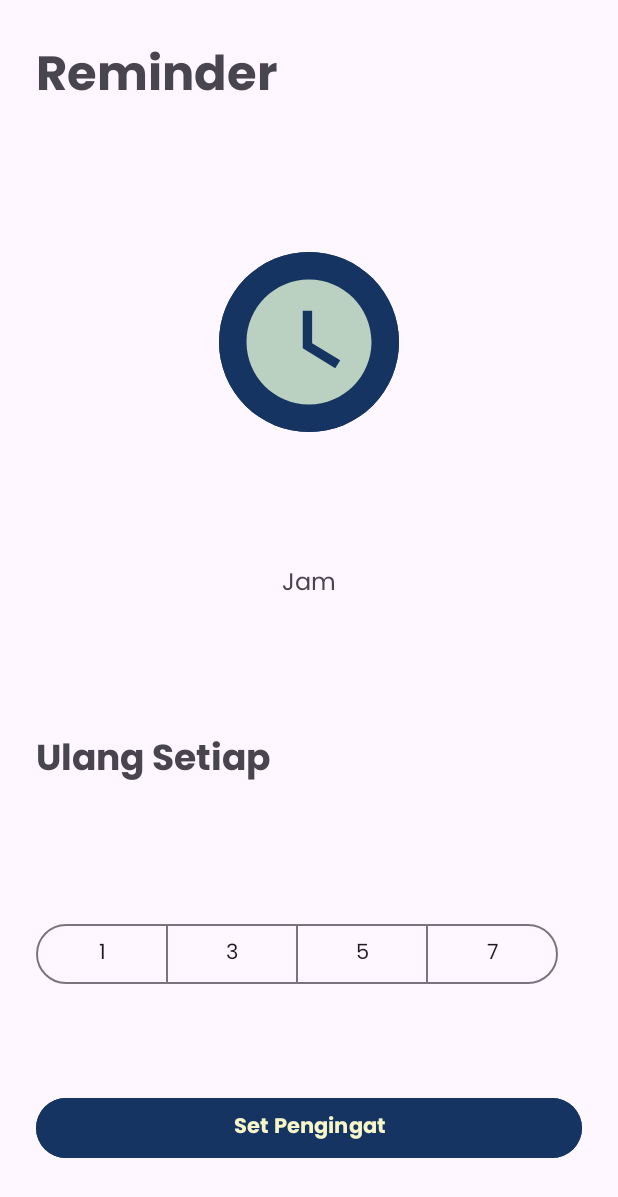
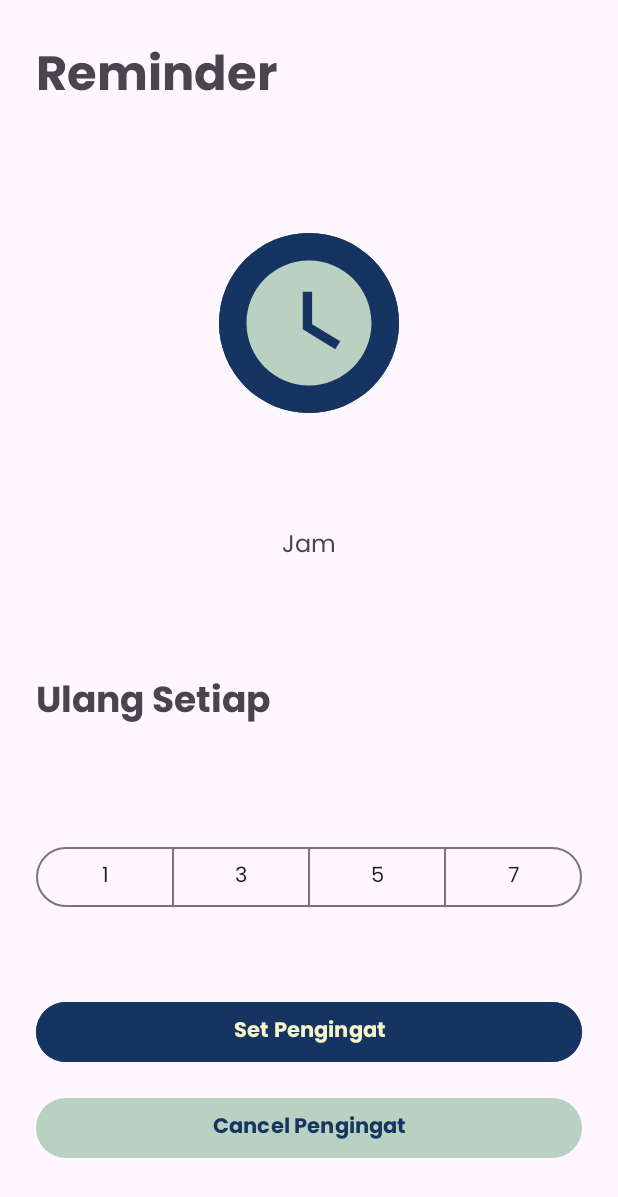
Before and after one commit to ASAH-Bangkit-2023/MD, an Android app: the ReminderActivity screen opened directly, with no data from a screen before it, on a phone screen of 412 x 824 dp. Shown: the top 1197 px of the screen. Run offline under Robolectric (Android 15) with nearby library versions, the light colour scheme and no system bars.

Commit message:
make reminder function
add preferences (reminder keys)
add injection (for AlarmRepository)
add permission for reminder

```diff
--- /dev/null
+++ b/app/src/main/java/com/example/md/injection/Injection.kt
@@ -0,0 +1,17 @@
+package com.example.md.injection
+
+import android.content.Context
+import androidx.datastore.core.DataStore
+import androidx.datastore.preferences.core.Preferences
+import androidx.datastore.preferences.preferencesDataStore
+import com.example.md.local.preference.AppPreference
+import com.example.md.repository.AlarmRepository
+
+private val Context.dataStore: DataStore<Preferences> by preferencesDataStore("app")
+
+object Injection {
+    fun getAlarmRepository(context: Context): AlarmRepository {
+        val dataStore = AppPreference.getInstace(context.dataStore)
+        return AlarmRepository(dataStore)
+    }
+}
--- /dev/null
+++ b/app/src/main/java/com/example/md/local/data/Alarm.kt
@@ -0,0 +1,6 @@
+package com.example.md.local.data
+
+data class Alarm(
+    val hour: String,
+    val repeat: Long
+)
--- /dev/null
+++ b/app/src/main/java/com/example/md/local/preference/AppPreference.kt
@@ -0,0 +1,54 @@
+package com.example.md.local.preference
+
+import android.util.Log
+import androidx.datastore.core.DataStore
+import androidx.datastore.preferences.core.Preferences
+import androidx.datastore.preferences.core.edit
+import androidx.datastore.preferences.core.longPreferencesKey
+import androidx.datastore.preferences.core.stringPreferencesKey
+import com.example.md.local.data.Alarm
+import kotlinx.coroutines.flow.Flow
+import kotlinx.coroutines.flow.map
+
+class AppPreference private constructor(private val dataStore: DataStore<Preferences>) {
+    private val HOUR = stringPreferencesKey("hour")
+    private val REPEAT = longPreferencesKey("repeat")
+
+    fun getAlarm(): Flow<Alarm> {
+        return dataStore.data.map { preferences ->
+            Log.e("appPreferenceGet", preferences.toString())
+            Alarm(
+                preferences[HOUR] ?: "",
+                preferences[REPEAT] ?: 0
+            )
+        }
+    }
+
+    suspend fun saveAlarm(hour: String, repeat: Long) {
+        Log.e("appPreferenceSave", "$hour : $repeat")
+        dataStore.edit { preferences ->
+            preferences[HOUR] = hour
+            preferences[REPEAT] = repeat
+        }
+    }
+
+    suspend fun cancelAlarm() {
+        dataStore.edit { preferences ->
+            preferences[HOUR] = ""
+            preferences[REPEAT] = 0
+        }
+    }
+
+    companion object {
+        @Volatile
+        private var INSTANCE: AppPreference? = null
+
+        fun getInstace(dataStore: DataStore<Preferences>): AppPreference {
+            return INSTANCE ?: synchronized(this) {
+                val instance = AppPreference(dataStore)
+                INSTANCE = instance
+                instance
+            }
+        }
+    }
+}
--- /dev/null
+++ b/app/src/main/java/com/example/md/repository/AlarmRepository.kt
@@ -0,0 +1,15 @@
+package com.example.md.repository
+
+import com.example.md.local.preference.AppPreference
+
+class AlarmRepository(private val pref: AppPreference) {
+    suspend fun saveAlarm(hour: String, repeat: Long) {
+        pref.saveAlarm(hour, repeat)
+    }
+
+    suspend fun cancelAlarm() {
+        pref.cancelAlarm()
+    }
+
+    fun getAlarm() = pref.getAlarm()
+}
--- a/app/src/main/java/com/example/md/ui/reminder/ReminderActivity.kt
+++ b/app/src/main/java/com/example/md/ui/reminder/ReminderActivity.kt
@@ -1,23 +1,73 @@
 package com.example.md.ui.reminder
 
 import android.os.Bundle
+import android.util.Log
+import androidx.activity.viewModels
 import androidx.appcompat.app.AppCompatActivity
+import com.example.md.R
 import com.example.md.databinding.ActivityReminderBinding
+import com.example.md.ui.utils.AlarmViewModelFactory
 import java.text.SimpleDateFormat
 import java.util.Calendar
 import java.util.Locale
 
 class ReminderActivity : AppCompatActivity(), TimePickerFragment.DialogTimeListener {
     private lateinit var binding: ActivityReminderBinding
+    private lateinit var reminderReceiver: ReminderReceiver
+
+    private val viewModel by viewModels<ReminderViewModel> {
+        AlarmViewModelFactory.getInstance(this@ReminderActivity)
+    }
 
     override fun onCreate(savedInstanceState: Bundle?) {
         super.onCreate(savedInstanceState)
         binding = ActivityReminderBinding.inflate(layoutInflater)
         setContentView(binding.root)
 
+        reminderReceiver = ReminderReceiver()
+
+        viewModel.getAlarm().observe(this@ReminderActivity) { alarm ->
+            Log.e("preference", alarm.toString())
+            if (alarm.hour.isNotEmpty() && alarm.repeat != 0L) {
+                binding.jam.text = alarm.hour
+                val id = when (alarm.repeat) {
+                    1L -> R.id.hari_1
+                    3L -> R.id.hari_3
+                    5L -> R.id.hari_5
+                    else -> R.id.hari_7
+                }
+                binding.repeatGroup.check(id)
+            } else {
+                binding.jam.text = getString(R.string.jam)
+                binding.repeatGroup.clearChecked()
+            }
+        }
+
         binding.clockButton.setOnClickListener {
             val timePickerFragmentOne = TimePickerFragment()
             timePickerFragmentOne.show(supportFragmentManager, TIME_PICKER_TAG)
+        }
+
+        binding.reminderButton.setOnClickListener {
+            val reminderTime = binding.jam.text.toString()
+            val id = binding.repeatGroup.checkedButtonId
+            val interval: Long = when (id) {
+                R.id.hari_1 -> 1L
+                R.id.hari_3 -> 3L
+                R.id.hari_5 -> 5L
+                else -> 7L
+            }
+            reminderReceiver.setRepeatingAlarm(
+                this,
+                reminderTime,
+                interval
+            )
+            viewModel.saveAlarm(reminderTime, interval)
+        }
+
+        binding.cancelAlarm.setOnClickListener {
+            reminderReceiver.cancelAlarm(this)
+            viewModel.cancelAlarm()
         }
     }
 
--- /dev/null
+++ b/app/src/main/java/com/example/md/ui/reminder/ReminderViewModel.kt
@@ -0,0 +1,23 @@
+package com.example.md.ui.reminder
+
+import androidx.lifecycle.ViewModel
+import androidx.lifecycle.asLiveData
+import androidx.lifecycle.viewModelScope
+import com.example.md.repository.AlarmRepository
+import kotlinx.coroutines.launch
+
+class ReminderViewModel(private val repository: AlarmRepository) : ViewModel() {
+    fun getAlarm() = repository.getAlarm().asLiveData()
+
+    fun saveAlarm(hour: String, repeat: Long) {
+        viewModelScope.launch {
+            repository.saveAlarm(hour, repeat)
+        }
+    }
+
+    fun cancelAlarm() {
+        viewModelScope.launch {
+            repository.cancelAlarm()
+        }
+    }
+}
--- /dev/null
+++ b/app/src/main/java/com/example/md/ui/utils/AlarmViewModelFactory.kt
@@ -0,0 +1,30 @@
+package com.example.md.ui.utils
+
+import android.content.Context
+import androidx.lifecycle.ViewModel
+import androidx.lifecycle.ViewModelProvider
+import com.example.md.injection.Injection
+import com.example.md.repository.AlarmRepository
+import com.example.md.ui.reminder.ReminderViewModel
+
+class AlarmViewModelFactory private constructor(private val repository: AlarmRepository) :
+    ViewModelProvider.NewInstanceFactory() {
+    @Suppress("UNCHECKED_CAST")
+    override fun <T : ViewModel> create(modelClass: Class<T>): T {
+        if (modelClass.isAssignableFrom(ReminderViewModel::class.java)) {
+            return ReminderViewModel(repository) as T
+        }
+        throw IllegalArgumentException("Unknown ViewModel class: " + modelClass.name)
+    }
+
+    companion object {
+        @Volatile
+        private var INSTANCE: AlarmViewModelFactory? = null
+        fun getInstance(context: Context): AlarmViewModelFactory =
+            INSTANCE ?: synchronized(this) {
+                INSTANCE ?: AlarmViewModelFactory(
+                    Injection.getAlarmRepository(context)
+                )
+            }.also { INSTANCE = it }
+    }
+}
--- a/app/src/main/res/layout/activity_reminder.xml
+++ b/app/src/main/res/layout/activity_reminder.xml
@@ -79,6 +79,7 @@
                 style="@style/Widget.Material3.Button.OutlinedButton"
                 android:layout_width="wrap_content"
                 android:layout_height="wrap_content"
+                android:layout_weight="1"
                 android:text="@string/_1" />
 
             <com.google.android.material.button.MaterialButton
@@ -86,6 +87,7 @@
                 style="@style/Widget.Material3.Button.OutlinedButton"
                 android:layout_width="wrap_content"
                 android:layout_height="wrap_content"
+                android:layout_weight="1"
                 android:text="@string/_3" />
 
             <com.google.android.material.button.MaterialButton
@@ -93,6 +95,7 @@
                 style="@style/Widget.Material3.Button.OutlinedButton"
                 android:layout_width="wrap_content"
                 android:layout_height="wrap_content"
+                android:layout_weight="1"
                 android:text="@string/_5" />
 
             <com.google.android.material.button.MaterialButton
@@ -100,6 +103,7 @@
                 style="@style/Widget.Material3.Button.OutlinedButton"
                 android:layout_width="wrap_content"
                 android:layout_height="wrap_content"
+                android:layout_weight="1"
                 android:text="@string/_7" />
 
         </com.google.android.material.button.MaterialButtonToggleGroup>
@@ -107,10 +111,23 @@
         <com.google.android.material.button.MaterialButton
             android:id="@+id/reminder_button"
             style="@style/SecondaryButton"
-            android:layout_width="match_parent"
+            android:layout_width="0dp"
             android:layout_height="wrap_content"
-            android:layout_margin="24dp"
+            android:layout_marginBottom="16dp"
             android:text="@string/set_pengingat"
-            app:layout_constraintBottom_toBottomOf="parent" />
+            app:layout_constraintBottom_toTopOf="@id/cancel_alarm"
+            app:layout_constraintEnd_toEndOf="@id/repeat_group"
+            app:layout_constraintStart_toStartOf="@id/repeat_group" />
+
+        <Button
+            android:id="@+id/cancel_alarm"
+            style="@style/PrimaryButton"
+            android:layout_width="0dp"
+            android:layout_height="wrap_content"
+            android:layout_marginBottom="24dp"
+            android:text="@string/cancel_pengingat"
+            app:layout_constraintBottom_toBottomOf="parent"
+            app:layout_constraintEnd_toEndOf="@id/repeat_group"
+            app:layout_constraintStart_toStartOf="@id/repeat_group" />
     </androidx.constraintlayout.widget.ConstraintLayout>
 </ScrollView>
--- a/app/src/main/res/values/strings.xml
+++ b/app/src/main/res/values/strings.xml
@@ -1,6 +1,5 @@
 <resources>
-    <string name="app_name">MD</string>
-    <!-- TODO: Remove or change this placeholder text -->
+    <string name="app_name">ASAH</string>
     <string name="hello_blank_fragment">Hello blank fragment</string>
     <string name="login">Login</string>
     <string name="username">Username</string>
@@ -33,4 +32,7 @@
     <string name="galery">Galeri</string>
     <string name="cek_sampah">Cek Jenis Sampah</string>
     <string name="scan_sampah_image">Scan sampah image</string>
+    <string name="buang_sampah">Buang Sampah</string>
+    <string name="cek_lokasi_tpa_terdekat">Cek Lokasi TPA Terdekat</string>
+    <string name="cancel_pengingat">Cancel Pengingat</string>
 </resources>
--- a/app/src/main/res/values/style.xml
+++ b/app/src/main/res/values/style.xml
@@ -21,9 +21,4 @@
         <item name="android:textColor">?attr/colorOnSecondary</item>
         <item name="android:backgroundTint">?attr/colorSecondary</item>
     </style>
-
-    <style name="RoundedShape">
-        <item name="cornerFamily">rounded</item>
-        <item name="cornerSize">50%</item>
-    </style>
 </resources>
```
Also changed, not shown: app/build.gradle (+11 -0 lines), app/src/main/AndroidManifest.xml (+9 -0 lines), app/src/main/java/com/example/md/ui/reminder/ReminderReceiver.kt (added, +104 -0 lines), app/src/main/res/layout/fragment_result.xml (+24 -0 lines), app/src/main/res/drawable/icon_application.png (added).
